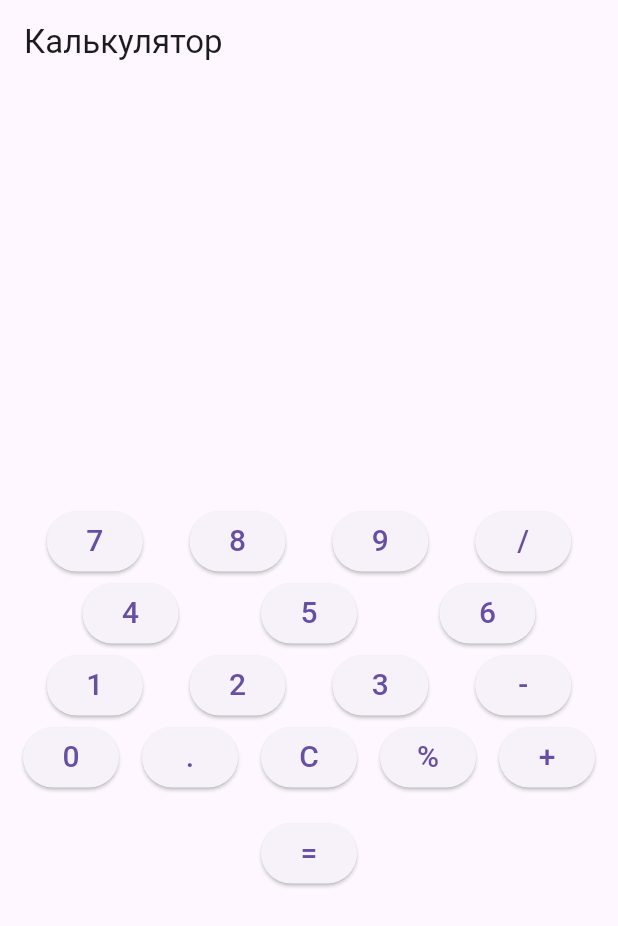
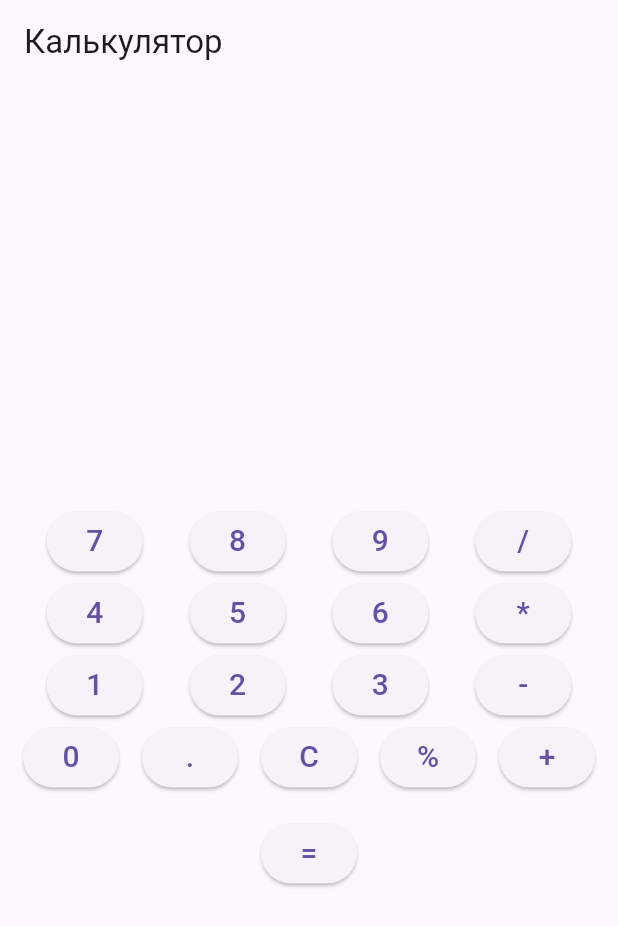
Before and after one commit to SaparkhanAdilet/Calculator, a Flutter app: the screen it shows after launch, on a phone screen of 412 x 824 dp. Shown: the top 926 px of the screen. Run offline on Flutter 3.47's test engine with Material 3 defaults, Android fonts, the phone set to English and light mode, and no system bars; our stand-ins replace math_expressions.

Commit message:
third  commit

```diff
--- a/lib/main.dart
+++ b/lib/main.dart
@@ -51,7 +51,7 @@ class _CalculatorScreenState extends State<CalculatorScreen> {
               _buildButton('4'),
               _buildButton('5'),
               _buildButton('6'),
-
+              _buildButton('*'),
             ],
           ),
           Row(
```
